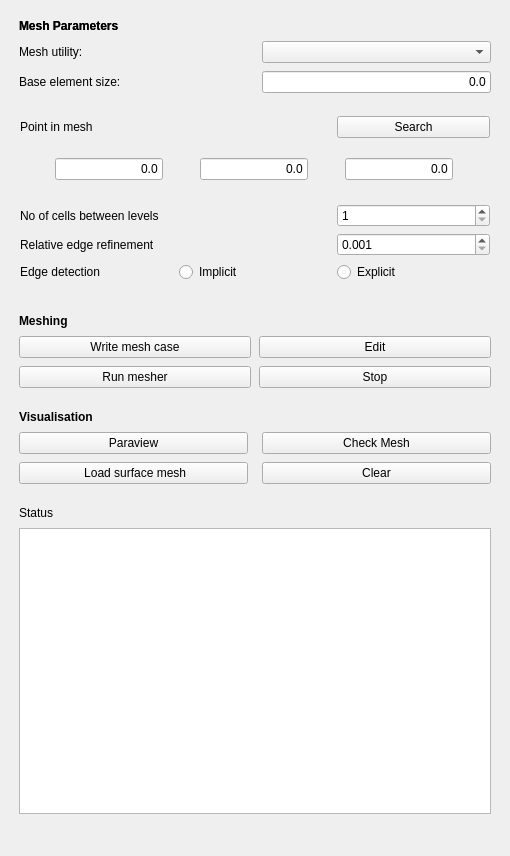
First picture: the form in Gui/TaskPanelCfdMesh.ui, repository jaheyns/CfdOF, before the edit.
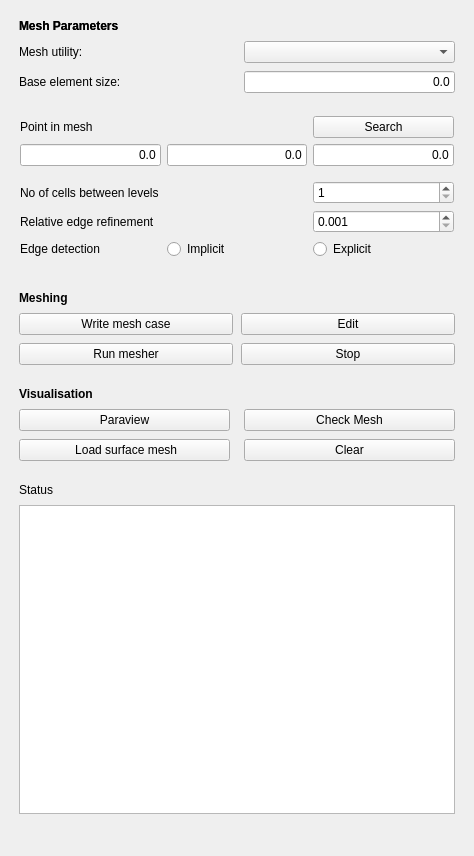
Second picture: the form after the edit. Custom widgets are drawn as their Qt base class.

Commit message: Reformat task panels so that vectors are displayed consistently as three input fields horizontally

What changed in the file:
```diff
--- a/Gui/TaskPanelCfdMesh.ui
+++ b/Gui/TaskPanelCfdMesh.ui
@@ -6,7 +6,7 @@
    <rect>
     <x>0</x>
     <y>0</y>
-    <width>510</width>
+    <width>474</width>
     <height>856</height>
    </rect>
   </property>
@@ -132,7 +132,120 @@
       <number>0</number>
      </property>
      <layout class="QGridLayout" name="gridLayout_4">
-      <item row="3" column="1" colspan="3">
+      <item row="0" column="3">
+       <widget class="QPushButton" name="pb_searchPointInMesh">
+        <property name="text">
+         <string>Search</string>
+        </property>
+       </widget>
+      </item>
+      <item row="0" column="1" colspan="2">
+       <widget class="QLabel" name="label_4">
+        <property name="font">
+         <font>
+          <weight>50</weight>
+          <bold>false</bold>
+         </font>
+        </property>
+        <property name="text">
+         <string>Point in mesh</string>
+        </property>
+       </widget>
+      </item>
+      <item row="1" column="2">
+       <widget class="Gui::InputField" name="if_pointInMeshX">
+        <property name="sizePolicy">
+         <sizepolicy hsizetype="MinimumExpanding" vsizetype="Preferred">
+          <horstretch>0</horstretch>
+          <verstretch>0</verstretch>
+         </sizepolicy>
+        </property>
+        <property name="toolTip">
+         <string extracomment="Select 0 to use default value"/>
+        </property>
+        <property name="text">
+         <string>0.0</string>
+        </property>
+        <property name="alignment">
+         <set>Qt::AlignRight|Qt::AlignTrailing|Qt::AlignVCenter</set>
+        </property>
+        <property name="singleStep" stdset="0">
+         <double>1.000000000000000</double>
+        </property>
+        <property name="maximum" stdset="0">
+         <double>1000000000.000000000000000</double>
+        </property>
+        <property name="unit" stdset="0">
+         <string notr="true">mm</string>
+        </property>
+        <property name="format" stdset="0">
+         <string>g</string>
+        </property>
+       </widget>
+      </item>
+      <item row="1" column="1">
+       <widget class="Gui::InputField" name="if_pointInMeshY">
+        <property name="sizePolicy">
+         <sizepolicy hsizetype="MinimumExpanding" vsizetype="Preferred">
+          <horstretch>0</horstretch>
+          <verstretch>0</verstretch>
+         </sizepolicy>
+        </property>
+        <property name="toolTip">
+         <string extracomment="Select 0 to use default value"/>
+        </property>
+        <property name="text">
+         <string>0.0</string>
+        </property>
+        <property name="alignment">
+         <set>Qt::AlignRight|Qt::AlignTrailing|Qt::AlignVCenter</set>
+        </property>
+        <property name="singleStep" stdset="0">
+         <double>1.000000000000000</double>
+        </property>
+        <property name="maximum" stdset="0">
+         <double>1000000000.000000000000000</double>
+        </property>
+        <property name="unit" stdset="0">
+         <string notr="true">mm</string>
+        </property>
+        <property name="format" stdset="0">
+         <string>g</string>
+        </property>
+       </widget>
+      </item>
+      <item row="1" column="3">
+       <widget class="Gui::InputField" name="if_pointInMeshZ">
+        <property name="sizePolicy">
+         <sizepolicy hsizetype="MinimumExpanding" vsizetype="Preferred">
+          <horstretch>0</horstretch>
+          <verstretch>0</verstretch>
+         </sizepolicy>
+        </property>
+        <property name="toolTip">
+         <string extracomment="Select 0 to use default value"/>
+        </property>
+        <property name="text">
+         <string>0.0</string>
+        </property>
+        <property name="alignment">
+         <set>Qt::AlignRight|Qt::AlignTrailing|Qt::AlignVCenter</set>
+        </property>
+        <property name="singleStep" stdset="0">
+         <double>1.000000000000000</double>
+        </property>
+        <property name="maximum" stdset="0">
+         <double>1000000000.000000000000000</double>
+        </property>
+        <property name="unit" stdset="0">
+         <string notr="true">mm</string>
+        </property>
+        <property name="format" stdset="0">
+         <string>g</string>
+        </property>
+       </widget>
+      </item>
+      <item row="2" column="1" colspan="3">
        <widget class="QFrame" name="if_refinement">
         <property name="sizePolicy">
          <sizepolicy hsizetype="Preferred" vsizetype="Minimum">
@@ -220,162 +333,6 @@
         </layout>
        </widget>
       </item>
-      <item row="0" column="1">
-       <widget class="QLabel" name="label_4">
-        <property name="font">
-         <font>
-          <weight>50</weight>
-          <bold>false</bold>
-         </font>
-        </property>
-        <property name="text">
-         <string>Point in mesh</string>
-        </property>
-       </widget>
-      </item>
-      <item row="1" column="1">
-       <spacer name="verticalSpacer_4">
-        <property name="orientation">
-         <enum>Qt::Vertical</enum>
-        </property>
-        <property name="sizeType">
-         <enum>QSizePolicy::Fixed</enum>
-        </property>
-        <property name="sizeHint" stdset="0">
-         <size>
-          <width>20</width>
-          <height>5</height>
-         </size>
-        </property>
-       </spacer>
-      </item>
-      <item row="0" column="3">
-       <widget class="QPushButton" name="pb_searchPointInMesh">
-        <property name="text">
-         <string>Search</string>
-        </property>
-       </widget>
-      </item>
-      <item row="2" column="1" colspan="3">
-       <widget class="QFrame" name="if_pointInMesh">
-        <property name="sizePolicy">
-         <sizepolicy hsizetype="Preferred" vsizetype="Minimum">
-          <horstretch>0</horstretch>
-          <verstretch>0</verstretch>
-         </sizepolicy>
-        </property>
-        <property name="frameShape">
-         <enum>QFrame::NoFrame</enum>
-        </property>
-        <property name="frameShadow">
-         <enum>QFrame::Raised</enum>
-        </property>
-        <layout class="QGridLayout" name="gridLayout_5">
-         <property name="leftMargin">
-          <number>0</number>
-         </property>
-         <property name="rightMargin">
-          <number>0</number>
-         </property>
-         <property name="horizontalSpacing">
-          <number>2</number>
-         </property>
-         <item row="0" column="0">
-          <widget class="Gui::InputField" name="if_pointInMeshX">
-           <property name="sizePolicy">
-            <sizepolicy hsizetype="Fixed" vsizetype="Preferred">
-             <horstretch>0</horstretch>
-             <verstretch>0</verstretch>
-            </sizepolicy>
-           </property>
-           <property name="toolTip">
-            <string extracomment="Select 0 to use default value"/>
-           </property>
-           <property name="text">
-            <string>0.0</string>
-           </property>
-           <property name="alignment">
-            <set>Qt::AlignRight|Qt::AlignTrailing|Qt::AlignVCenter</set>
-           </property>
-           <property name="singleStep" stdset="0">
-            <double>1.000000000000000</double>
-           </property>
-           <property name="maximum" stdset="0">
-            <double>1000000000.000000000000000</double>
-           </property>
-           <property name="unit" stdset="0">
-            <string notr="true">mm</string>
-           </property>
-           <property name="format" stdset="0">
-            <string>g</string>
-           </property>
-          </widget>
-         </item>
-         <item row="0" column="1">
-          <widget class="Gui::InputField" name="if_pointInMeshY">
-           <property name="sizePolicy">
-            <sizepolicy hsizetype="Fixed" vsizetype="Preferred">
-             <horstretch>0</horstretch>
-             <verstretch>0</verstretch>
-            </sizepolicy>
-           </property>
-           <property name="toolTip">
-            <string extracomment="Select 0 to use default value"/>
-           </property>
-           <property name="text">
-            <string>0.0</string>
-           </property>
-           <property name="alignment">
-            <set>Qt::AlignRight|Qt::AlignTrailing|Qt::AlignVCenter</set>
-           </property>
-           <property name="singleStep" stdset="0">
-            <double>1.000000000000000</double>
-           </property>
-           <property name="maximum" stdset="0">
-            <double>1000000000.000000000000000</double>
-           </property>
-           <property name="unit" stdset="0">
-            <string notr="true">mm</string>
-           </property>
-           <property name="format" stdset="0">
-            <string>g</string>
-           </property>
-          </widget>
-         </item>
-         <item row="0" column="2">
-          <widget class="Gui::InputField" name="if_pointInMeshZ">
-           <property name="sizePolicy">
-            <sizepolicy hsizetype="Fixed" vsizetype="Preferred">
-             <horstretch>0</horstretch>
-             <verstretch>0</verstretch>
-            </sizepolicy>
-           </property>
-           <property name="toolTip">
-            <string extracomment="Select 0 to use default value"/>
-           </property>
-           <property name="text">
-            <string>0.0</string>
-           </property>
-           <property name="alignment">
-            <set>Qt::AlignRight|Qt::AlignTrailing|Qt::AlignVCenter</set>
-           </property>
-           <property name="singleStep" stdset="0">
-            <double>1.000000000000000</double>
-           </property>
-           <property name="maximum" stdset="0">
-            <double>1000000000.000000000000000</double>
-           </property>
-           <property name="unit" stdset="0">
-            <string notr="true">mm</string>
-           </property>
-           <property name="format" stdset="0">
-            <string>g</string>
-           </property>
-          </widget>
-         </item>
-        </layout>
-       </widget>
-      </item>
      </layout>
     </widget>
    </item>
```
Left out of the diff: 3 changed lines with no effect on the pictures. The commit also changes 11 other files.
